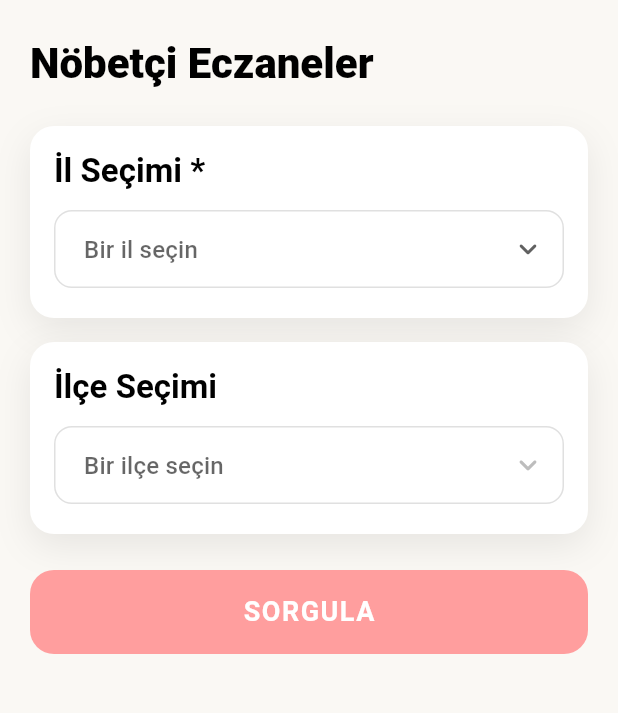
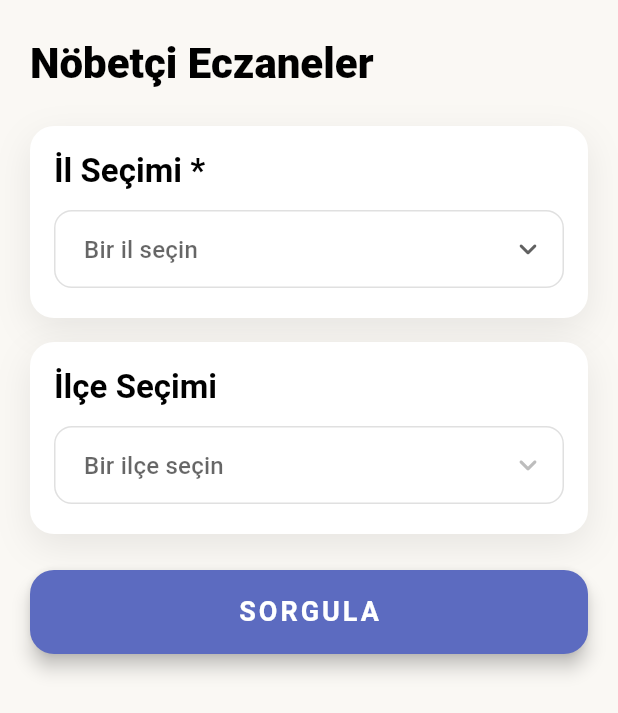
Before and after one commit to bahasorkun/news_app, a Flutter app: the PharmacyPage widget shown alone on an empty page, opened directly, on a phone screen of 412 x 824 dp. Shown: the top 713 px of the screen. Run offline on Flutter 3.47's test engine with Material 3 defaults, Android fonts, the phone set to English and light mode, and no system bars; our stand-ins replace dio; network calls fail.

```diff
--- a/lib/features/pharmacy/presentation/pages/pharmacy_page.dart
+++ b/lib/features/pharmacy/presentation/pages/pharmacy_page.dart
@@ -136,19 +136,19 @@ class _PharmacyPageState extends State<PharmacyPage> {
                   child: ElevatedButton(
                     onPressed: _queryPharmacies,
                     style: ElevatedButton.styleFrom(
-                      backgroundColor: const Color(0xFFFF9E9E),
+                      backgroundColor: Colors.indigo.shade400,
                       foregroundColor: Colors.white,
                       shape: RoundedRectangleBorder(
                         borderRadius: BorderRadius.circular(16),
                       ),
-                      elevation: 0,
+                      elevation: 5,
                     ),
                     child: const Text(
                       'SORGULA',
                       style: TextStyle(
                         fontSize: 18,
                         fontWeight: FontWeight.w700,
-                        letterSpacing: 1.0,
+                        letterSpacing: 2.0,
                       ),
                     ),
                   ),
```
